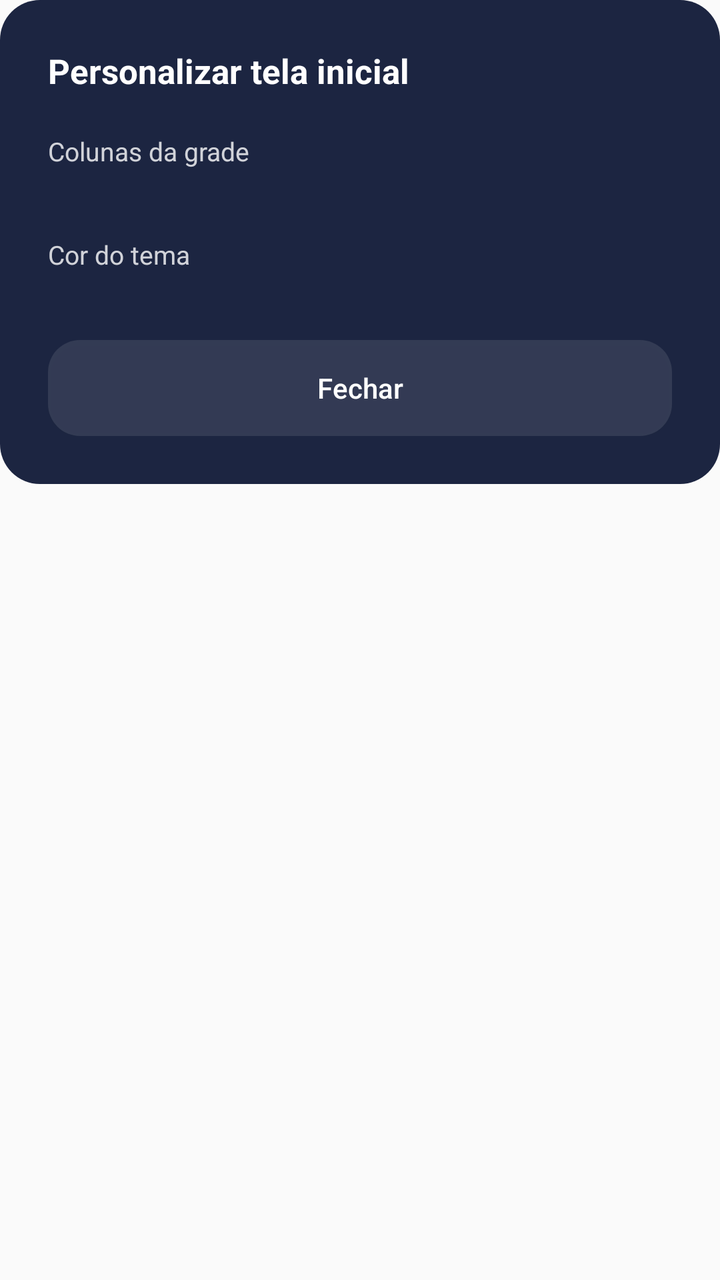
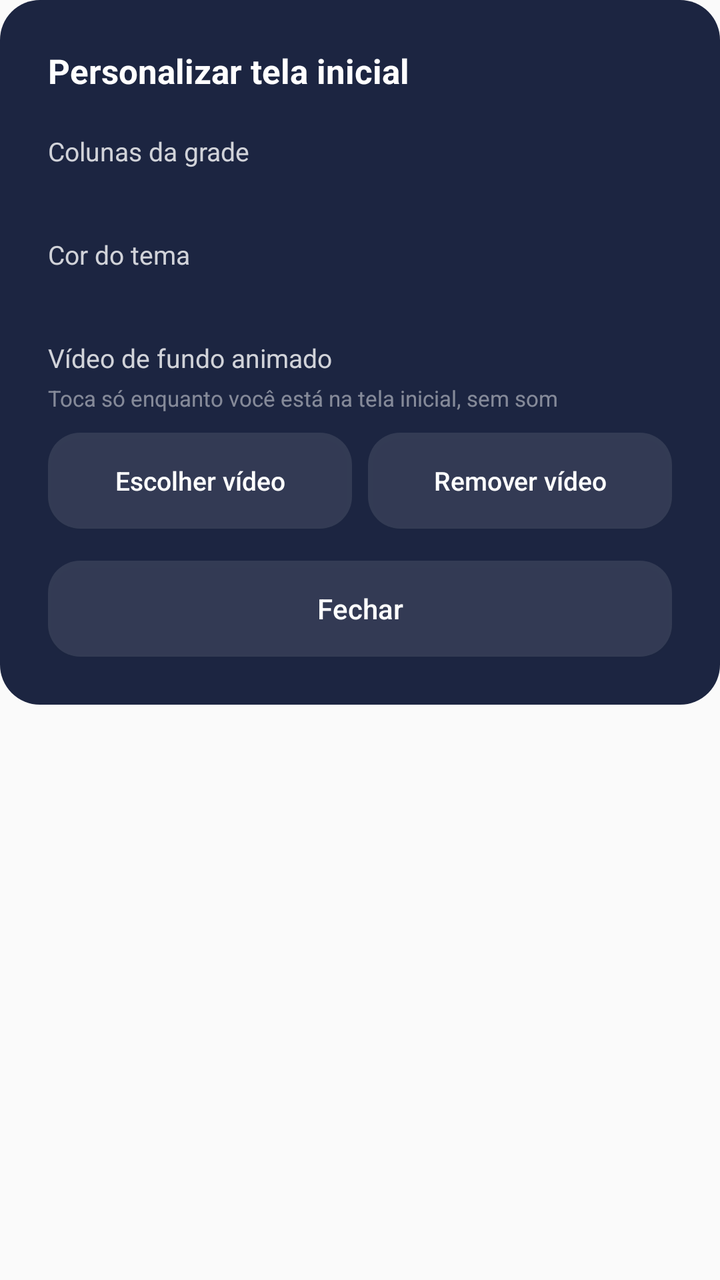

The first picture is an Android layout as it rendered before a commit; the second is the same layout after the commit. The layout source and the unified diff follow.
<!-- AndroidManifest.xml: application theme AppTheme -->
<!-- res/layout/dialog_customize_launcher.xml -->
<?xml version="1.0" encoding="utf-8"?>
<ScrollView xmlns:android="http://schemas.android.com/apk/res/android"
    android:layout_width="match_parent"
    android:layout_height="wrap_content">

    <LinearLayout
        android:layout_width="match_parent"
        android:layout_height="wrap_content"
        android:orientation="vertical"
        android:background="@drawable/bg_dialog_card"
        android:padding="24dp">

        <TextView
            android:layout_width="wrap_content"
            android:layout_height="wrap_content"
            android:text="Personalizar tela inicial"
            android:textColor="#FFFFFF"
            android:textStyle="bold"
            android:textSize="17sp"
            android:layout_marginBottom="20dp" />

        <TextView
            android:layout_width="wrap_content"
            android:layout_height="wrap_content"
            android:text="Colunas da grade"
            android:textColor="#CCFFFFFF"
            android:textSize="13sp"
            android:layout_marginBottom="10dp" />

        <LinearLayout
            android:id="@+id/columnsRow"
            android:layout_width="match_parent"
            android:layout_height="wrap_content"
            android:orientation="horizontal"
            android:layout_marginBottom="24dp" />

        <TextView
            android:layout_width="wrap_content"
            android:layout_height="wrap_content"
            android:text="Cor do tema"
            android:textColor="#CCFFFFFF"
            android:textSize="13sp"
            android:layout_marginBottom="10dp" />

        <android.widget.GridLayout
            android:id="@+id/colorGrid"
            android:layout_width="match_parent"
            android:layout_height="wrap_content"
            android:columnCount="4"
            android:layout_marginBottom="8dp" />

        <Button
            android:id="@+id/closeDialogButton"
            android:layout_width="match_parent"
            android:layout_height="wrap_content"
            android:layout_marginTop="16dp"
            android:text="Fechar"
            android:textAllCaps="false"
            android:textColor="#FFFFFF"
            android:background="@drawable/bg_app_icon" />
    </LinearLayout>
</ScrollView>
<!-- resources referenced by this layout -->
<resources>
  <!-- drawable bg_app_icon (drawable) -->
  <?xml version="1.0" encoding="utf-8"?>
  <shape xmlns:android="http://schemas.android.com/apk/res/android" android:shape="rectangle">
      <corners android:radius="16dp" />
      <solid android:color="#1AFFFFFF" />
  </shape>
  <!-- drawable bg_dialog_card (drawable) -->
  <?xml version="1.0" encoding="utf-8"?>
  <shape xmlns:android="http://schemas.android.com/apk/res/android" android:shape="rectangle">
      <corners android:radius="20dp" />
      <solid android:color="#1C2541" />
  </shape>
  <style name="AppTheme" parent="Theme.AppCompat.Light.DarkActionBar">
          
          <item name="colorPrimary">@color/colorPrimary</item>
          <item name="colorPrimaryDark">@color/colorPrimaryDark</item>
          <item name="colorAccent">@color/colorAccent</item>
      </style>
</resources>

<!-- the commit's change to res/layout/dialog_customize_launcher.xml (unified diff, before → after) -->
@@ -47,7 +47,52 @@
             android:layout_width="match_parent"
             android:layout_height="wrap_content"
             android:columnCount="4"
-            android:layout_marginBottom="8dp" />
+            android:layout_marginBottom="24dp" />
+
+        <TextView
+            android:layout_width="wrap_content"
+            android:layout_height="wrap_content"
+            android:text="Vídeo de fundo animado"
+            android:textColor="#CCFFFFFF"
+            android:textSize="13sp"
+            android:layout_marginBottom="4dp" />
+
+        <TextView
+            android:layout_width="wrap_content"
+            android:layout_height="wrap_content"
+            android:text="Toca só enquanto você está na tela inicial, sem som"
+            android:textColor="#77FFFFFF"
+            android:textSize="11sp"
+            android:layout_marginBottom="10dp" />
+
+        <LinearLayout
+            android:layout_width="match_parent"
+            android:layout_height="wrap_content"
+            android:orientation="horizontal">
+
+            <Button
+                android:id="@+id/chooseVideoButton"
+                android:layout_width="0dp"
+                android:layout_height="wrap_content"
+                android:layout_weight="1"
+                android:layout_marginEnd="8dp"
+                android:text="Escolher vídeo"
+                android:textAllCaps="false"
+                android:textSize="13sp"
+                android:textColor="#FFFFFF"
+                android:background="@drawable/bg_app_icon" />
+
+            <Button
+                android:id="@+id/removeVideoButton"
+                android:layout_width="0dp"
+                android:layout_height="wrap_content"
+                android:layout_weight="1"
+                android:text="Remover vídeo"
+                android:textAllCaps="false"
+                android:textSize="13sp"
+                android:textColor="#FFFFFF"
+                android:background="@drawable/bg_app_icon" />
+        </LinearLayout>
 
         <Button
             android:id="@+id/closeDialogButton"
